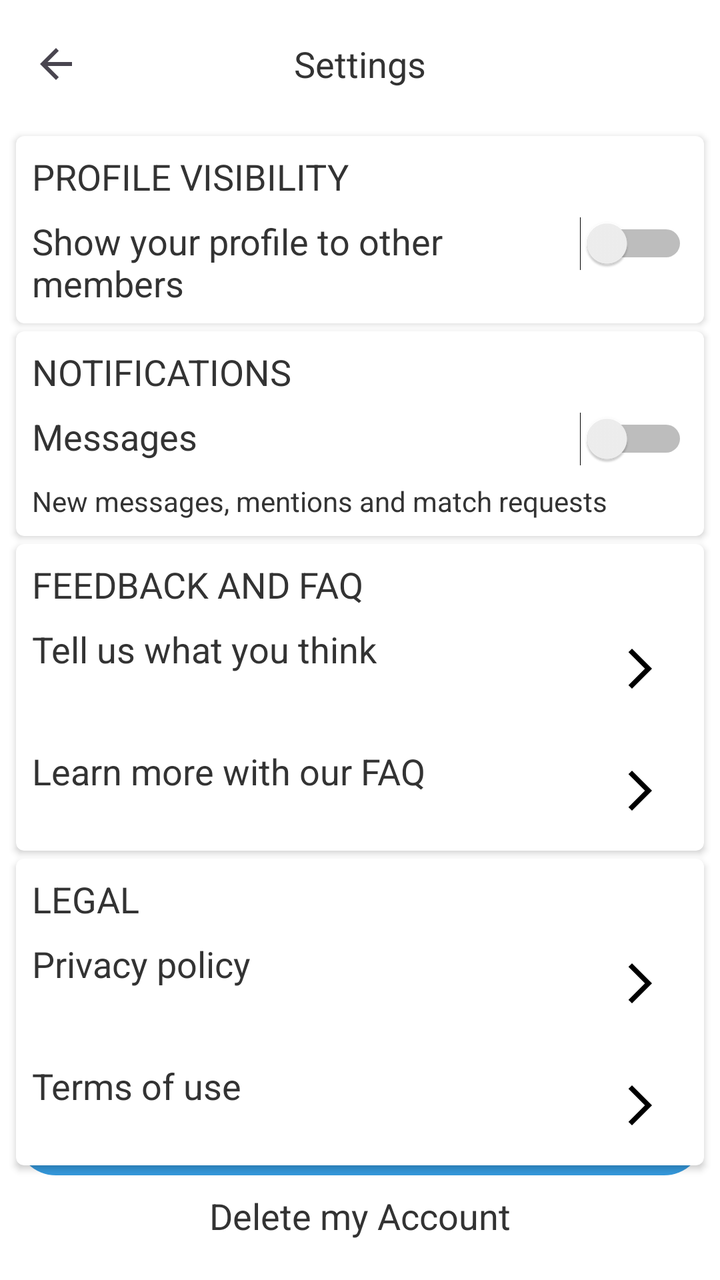
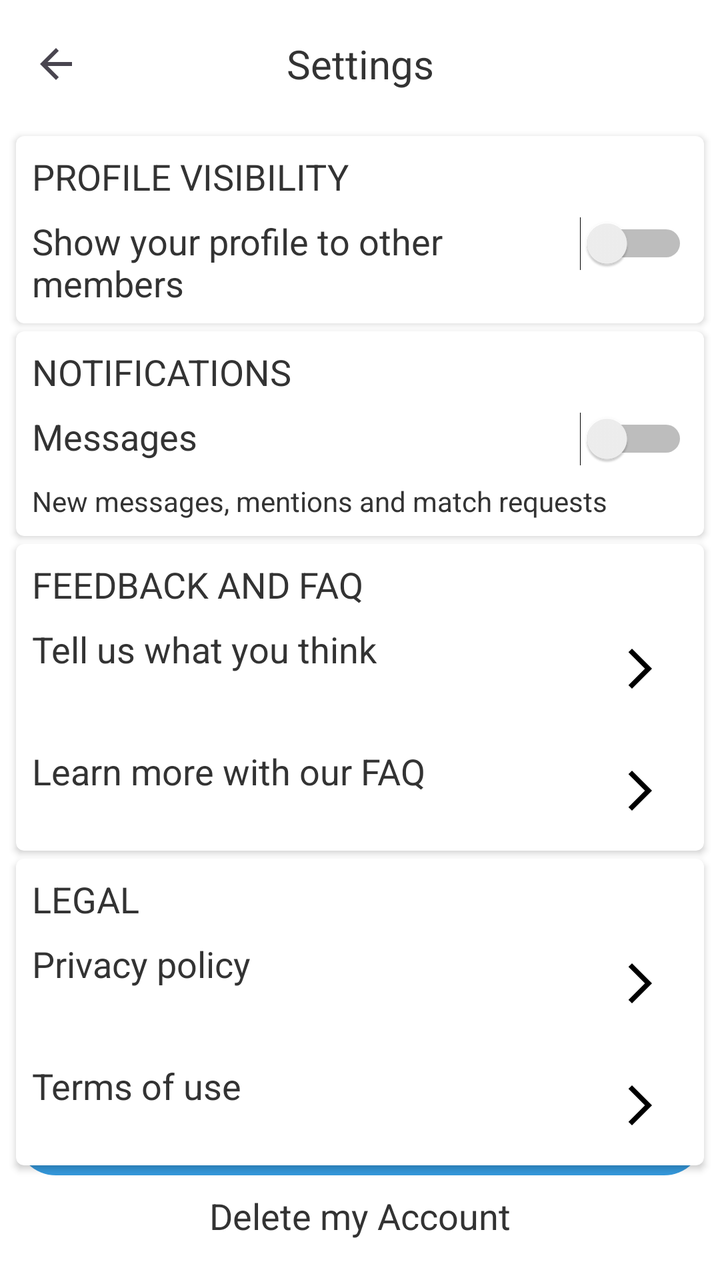

The first picture is an Android layout as it rendered before a commit; the second is the same layout after the commit. The layout source and the unified diff follow.
<!-- AndroidManifest.xml: application theme Theme.MSApplication -->
<!-- res/layout/activity_settings.xml -->
<?xml version="1.0" encoding="utf-8"?>
<androidx.constraintlayout.widget.ConstraintLayout
    xmlns:android="http://schemas.android.com/apk/res/android"
    xmlns:app="http://schemas.android.com/apk/res-auto"
    xmlns:tools="http://schemas.android.com/tools"
    android:layout_width="match_parent"
    android:layout_height="match_parent"
    tools:context=".SettingsActivity">

    <androidx.appcompat.widget.Toolbar
        android:id="@+id/toolbar"
        android:layout_width="match_parent"
        android:layout_height="?attr/actionBarSize"
        android:elevation="4dp"
        app:layout_collapseMode="pin"
        app:layout_constraintEnd_toEndOf="parent"
        app:layout_constraintStart_toStartOf="parent"
        app:layout_constraintTop_toTopOf="parent"
        app:navigationIcon="?android:attr/homeAsUpIndicator">

        <TextView
            android:id="@+id/toolbar_title"
            android:layout_width="wrap_content"
            android:layout_height="wrap_content"
            android:text="@string/settings"
            android:textSize="18sp"
            android:layout_gravity="center" />

    </androidx.appcompat.widget.Toolbar>

    <androidx.cardview.widget.CardView
        android:id="@+id/profileVisibility"
        android:layout_width="match_parent"
        android:layout_height="wrap_content"
        android:layout_marginHorizontal="8dp"
        android:layout_marginVertical="4dp"
        android:paddingTop="16dp"
        android:elevation="4dp"
        app:cardCornerRadius="4dp"
        app:layout_constraintTop_toBottomOf="@id/toolbar"
        app:layout_constraintStart_toStartOf="parent"
        app:layout_constraintEnd_toEndOf="parent">

        <LinearLayout
            android:layout_width="match_parent"
            android:layout_height="wrap_content"
            android:orientation="vertical"
            android:paddingHorizontal="8dp">
            <TextView
                android:layout_width="wrap_content"
                android:layout_height="wrap_content"
                android:text="@string/profile_visibility"
                android:layout_marginTop="8dp"
                android:textSize="18sp"/>

            <LinearLayout
                android:layout_width="match_parent"
                android:layout_height="wrap_content"
                android:orientation="horizontal"
                android:layout_marginVertical="8dp">

                <TextView
                    android:layout_width="0dp"
                    android:layout_height="wrap_content"
                    android:layout_weight="1"
                    android:text="@string/show_your_profile_to_other_members"
                    android:textSize="18sp"/>

               <Switch
                   android:layout_width="wrap_content"
                   android:layout_height="wrap_content"
                   android:layout_gravity="end" />

            </LinearLayout>

        </LinearLayout>
    </androidx.cardview.widget.CardView>

    <androidx.cardview.widget.CardView
        android:id="@+id/notifications"
        android:layout_width="match_parent"
        android:layout_height="wrap_content"
        android:layout_marginHorizontal="8dp"
        android:layout_marginVertical="4dp"
        android:elevation="4dp"
        app:cardCornerRadius="4dp"
        app:layout_constraintTop_toBottomOf="@id/profileVisibility"
        app:layout_constraintStart_toStartOf="parent"
        app:layout_constraintEnd_toEndOf="parent">

        <LinearLayout
            android:layout_width="match_parent"
            android:layout_height="wrap_content"
            android:orientation="vertical"
            android:paddingHorizontal="8dp">
            <TextView
                android:layout_width="wrap_content"
                android:layout_height="wrap_content"
                android:layout_marginTop="8dp"
                android:text="@string/notifications"
                android:textAllCaps="true"
                android:textSize="18sp"/>

            <LinearLayout
                android:layout_width="match_parent"
                android:layout_height="wrap_content"
                android:orientation="horizontal"
                android:layout_marginVertical="8dp">

                <TextView
                    android:layout_width="wrap_content"
                    android:layout_height="wrap_content"
                    android:layout_weight="1"
                    android:text="@string/messages"
                    android:textSize="18sp"/>

                <Switch
                    android:layout_width="wrap_content"
                    android:layout_height="wrap_content"
                    android:layout_gravity="end" />

            </LinearLayout>

            <TextView
                android:layout_width="match_parent"
                android:layout_height="wrap_content"
                android:layout_marginBottom="8dp"
                android:text="@string/new_messages_mentions_and_match_requests"/>

        </LinearLayout>
    </androidx.cardview.widget.CardView>

    <androidx.cardview.widget.CardView
        android:id="@+id/feedback_faq"
        android:layout_width="match_parent"
        android:layout_height="wrap_content"
        android:layout_marginHorizontal="8dp"
        android:layout_marginVertical="4dp"

        android:elevation="4dp"
        app:cardCornerRadius="4dp"
        app:layout_constraintTop_toBottomOf="@id/notifications"
        app:layout_constraintStart_toStartOf="parent"
        app:layout_constraintEnd_toEndOf="parent">

        <LinearLayout
            android:layout_width="match_parent"
            android:layout_height="wrap_content"
            android:orientation="vertical"
            android:paddingHorizontal="8dp">
            <TextView
                android:layout_width="wrap_content"
                android:layout_height="wrap_content"
                android:layout_marginTop="8dp"
                android:text="@string/feedback_and_faq"
                android:textSize="18sp"/>

            <LinearLayout
                android:layout_width="match_parent"
                android:layout_height="wrap_content"
                android:orientation="horizontal"
                android:layout_marginVertical="8dp">

                <TextView
                    android:layout_width="0dp"
                    android:layout_height="wrap_content"
                    android:layout_weight="1"
                    android:text="@string/tell_us_what_you_think"
                    android:textSize="18sp"/>

                <ImageButton
                    android:layout_width="wrap_content"
                    android:layout_height="wrap_content"
                    android:src="@drawable/ic_arrow_forward"
                    android:backgroundTint="@color/healthWhite"
                    android:layout_gravity="end"/>
            </LinearLayout>

            <androidx.appcompat.widget.AppCompatImageView
                android:layout_width="match_parent"
                android:layout_height="1dp"
                android:alpha="0.5"/>


            <LinearLayout
                android:layout_width="match_parent"
                android:layout_height="wrap_content"
                android:orientation="horizontal"
                android:layout_marginVertical="8dp">

                <TextView
                    android:layout_width="0dp"
                    android:layout_height="wrap_content"
                    android:layout_weight="1"
                    android:text="@string/learn_more_with_our_faq"
                    android:textSize="18sp"/>

                <ImageButton
                    android:layout_width="wrap_content"
                    android:layout_height="wrap_content"
                    android:src="@drawable/ic_arrow_forward"
                    android:backgroundTint="@color/healthWhite"
                    android:layout_gravity="end"/>
            </LinearLayout>
        </LinearLayout>
    </androidx.cardview.widget.CardView>

    <androidx.cardview.widget.CardView
        android:id="@+id/legal_card_view"
        android:layout_width="match_parent"
        android:layout_height="wrap_content"
        android:layout_marginHorizontal="8dp"
        android:layout_marginVertical="4dp"
        android:elevation="4dp"
        app:cardCornerRadius="4dp"
        app:layout_constraintTop_toBottomOf="@id/feedback_faq"
        app:layout_constraintStart_toStartOf="parent"
        app:layout_constraintEnd_toEndOf="parent">

        <LinearLayout
            android:layout_width="match_parent"
            android:layout_height="wrap_content"
            android:orientation="vertical"
            android:paddingHorizontal="8dp">
            <TextView
                android:layout_width="wrap_content"
                android:layout_height="wrap_content"
                android:layout_marginTop="8dp"
                android:text="@string/legal"
                android:textSize="18sp"/>

            <LinearLayout
                android:layout_width="match_parent"
                android:layout_height="wrap_content"
                android:orientation="horizontal"
                android:layout_marginVertical="8dp">

                <TextView
                    android:layout_width="0dp"
                    android:layout_height="wrap_content"
                    android:layout_weight="1"
                    android:text="@string/privacy_policy"
                    android:textSize="18sp"/>

                <ImageButton
                    android:layout_width="wrap_content"
                    android:layout_height="wrap_content"
                    android:src="@drawable/ic_arrow_forward"
                    android:backgroundTint="@color/healthWhite"
                    android:layout_gravity="end"/>
            </LinearLayout>

            <androidx.appcompat.widget.AppCompatImageView
                android:layout_width="match_parent"
                android:layout_height="1dp"
                android:alpha="0.5"/>


            <LinearLayout
                android:layout_width="match_parent"
                android:layout_height="wrap_content"
                android:orientation="horizontal"
                android:layout_marginVertical="8dp">

                <TextView
                    android:layout_width="0dp"
                    android:layout_height="wrap_content"
                    android:layout_weight="1"
                    android:text="@string/terms_of_use"
                    android:textSize="18sp"/>

                <ImageButton
                    android:layout_width="wrap_content"
                    android:layout_height="wrap_content"
                    android:src="@drawable/ic_arrow_forward"
                    android:backgroundTint="@color/healthWhite"
                    android:layout_gravity="end"/>
            </LinearLayout>
        </LinearLayout>
    </androidx.cardview.widget.CardView>

    <Button
        android:id="@+id/logout_btn"
        android:layout_width="match_parent"
        android:layout_height="wrap_content"
        app:layout_constraintStart_toStartOf="parent"
        app:layout_constraintEnd_toEndOf="parent"
        app:layout_constraintBottom_toTopOf="@id/delete_account_tv"
        android:layout_marginHorizontal="8dp"
        android:layout_marginVertical="4dp"
        android:text="@string/logout"
        android:textSize="18sp"/>

    <TextView
        android:id="@+id/delete_account_tv"
        android:layout_width="match_parent"
        android:layout_height="wrap_content"
        app:layout_constraintStart_toStartOf="parent"
        app:layout_constraintEnd_toEndOf="parent"
        app:layout_constraintBottom_toBottomOf="parent"
        android:layout_marginHorizontal="8dp"
        android:layout_marginVertical="4dp"
        android:gravity="center"
        android:textSize="18sp"
        android:text="@string/delete_my_account"
        android:paddingBottom="16dp"/>

</androidx.constraintlayout.widget.ConstraintLayout>
<!-- resources referenced by this layout -->
<resources>
  <color name="healthWhite">#FFFFFFFF</color>
  <!-- drawable ic_arrow_forward (drawable) -->
  <vector android:autoMirrored="true" android:height="24dp"
      android:tint="#000000" android:viewportHeight="24"
      android:viewportWidth="24" android:width="24dp" xmlns:android="http://schemas.android.com/apk/res/android">
      <path android:fillColor="@android:color/white" android:pathData="M6.23,20.23l1.77,1.77l10,-10l-10,-10l-1.77,1.77l8.23,8.23z"/>
  </vector>
  <string name="delete_my_account">Delete my Account</string>
  <string name="feedback_and_faq">FEEDBACK AND FAQ</string>
  <string name="learn_more_with_our_faq">Learn more with our FAQ</string>
  <string name="legal">LEGAL</string>
  <string name="logout">Logout</string>
  <string name="messages">Messages</string>
  <string name="new_messages_mentions_and_match_requests">New messages, mentions and match requests</string>
  <string name="notifications">Notifications</string>
  <string name="privacy_policy">Privacy policy</string>
  <string name="profile_visibility">PROFILE VISIBILITY</string>
  <string name="settings">Settings</string>
  <string name="show_your_profile_to_other_members">Show your profile to other members</string>
  <string name="tell_us_what_you_think">Tell us what you think</string>
  <string name="terms_of_use">Terms of use</string>
  <style name="Theme.MSApplication" parent="Base.Theme.MSApplication" />
  <style name="Base.Theme.MSApplication" parent="Theme.Material3.DayNight.NoActionBar">
  
  
          
          <item name="colorPrimary">@color/healthBlue</item>
  
          
          <item name="colorPrimaryDark">@color/healthDarkBlue</item>
  
          
          <item name="colorAccent">@color/healthGreen</item>
  
          
          <item name="android:windowBackground">@color/healthWhite</item>
  
          
          <item name="cardBackgroundColor">@color/healthWhite</item>
  
          
          <item name="android:textColor">@color/healthDarkGray</item>
  
      </style>
  <color name="healthBlue">#3498db</color>
  <color name="healthDarkBlue">#1f3a93</color>
  <color name="healthGreen">#2ecc71</color>
  <color name="healthDarkGray">#333333</color>
</resources>

<!-- the commit's change to res/layout/activity_settings.xml (unified diff, before → after) -->
@@ -23,7 +23,7 @@
             android:layout_width="wrap_content"
             android:layout_height="wrap_content"
             android:text="@string/settings"
-            android:textSize="18sp"
+            android:textSize="20sp"
             android:layout_gravity="center" />
 
     </androidx.appcompat.widget.Toolbar>
